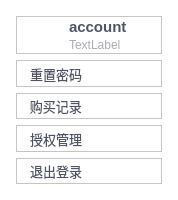
ZhouMei20220810/TEST, file individualcenterwidget.ui: the form before one commit.
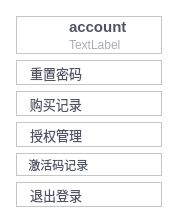
The form after the commit. Icons and pictures are not drawn.

Commit message: 激活码记录

Patch:
```diff
--- a/individualcenterwidget.ui
+++ b/individualcenterwidget.ui
@@ -450,6 +450,104 @@
      </layout>
     </widget>
    </item>
+   <item>
+    <widget class="QFrame" name="frame_6">
+     <property name="styleSheet">
+      <string notr="true">QFrame:hover {
+background-color: #FFE7E8EE;
+color:#505465;
+border-radius:1px;
+padding-left:0px;
+}</string>
+     </property>
+     <property name="frameShape">
+      <enum>QFrame::StyledPanel</enum>
+     </property>
+     <property name="frameShadow">
+      <enum>QFrame::Raised</enum>
+     </property>
+     <layout class="QHBoxLayout" name="horizontalLayout_6">
+      <property name="spacing">
+       <number>0</number>
+      </property>
+      <property name="leftMargin">
+       <number>0</number>
+      </property>
+      <property name="topMargin">
+       <number>0</number>
+      </property>
+      <property name="rightMargin">
+       <number>0</number>
+      </property>
+      <property name="bottomMargin">
+       <number>0</number>
+      </property>
+      <item>
+       <widget class="QToolButton" name="toolBtnActiveCodeHistory">
+        <property name="styleSheet">
+         <string notr="true">QToolButton {border:none;
+color:#505465;
+border-radius:1px;
+padding-left:0px;
+background:transparent;
+}</string>
+        </property>
+        <property name="text">
+         <string>  激活码记录</string>
+        </property>
+        <property name="icon">
+         <iconset resource="res.qrc">
+          <normaloff>:/resource/individual/5.png</normaloff>:/resource/individual/5.png</iconset>
+        </property>
+        <property name="toolButtonStyle">
+         <enum>Qt::ToolButtonTextBesideIcon</enum>
+        </property>
+       </widget>
+      </item>
+      <item>
+       <spacer name="horizontalSpacer_5">
+        <property name="orientation">
+         <enum>Qt::Horizontal</enum>
+        </property>
+        <property name="sizeHint" stdset="0">
+         <size>
+          <width>32</width>
+          <height>20</height>
+         </size>
+        </property>
+       </spacer>
+      </item>
+      <item>
+       <widget class="QLabel" name="label_5">
+        <property name="minimumSize">
+         <size>
+          <width>10</width>
+          <height>10</height>
+         </size>
+        </property>
+        <property name="maximumSize">
+         <size>
+          <width>10</width>
+          <height>10</height>
+         </size>
+        </property>
+        <property name="styleSheet">
+         <string notr="true">background:transparent;</string>
+        </property>
+        <property name="text">
+         <string/>
+        </property>
+        <property name="pixmap">
+         <pixmap resource="res.qrc">:/resource/individual/Enter.png</pixmap>
+        </property>
+        <property name="scaledContents">
+         <bool>true</bool>
+        </property>
+       </widget>
+      </item>
+     </layout>
+    </widget>
+   </item>
    <item>
     <widget class="QFrame" name="frame_5">
      <property name="styleSheet">
```
The commit also changes 14 other files.
